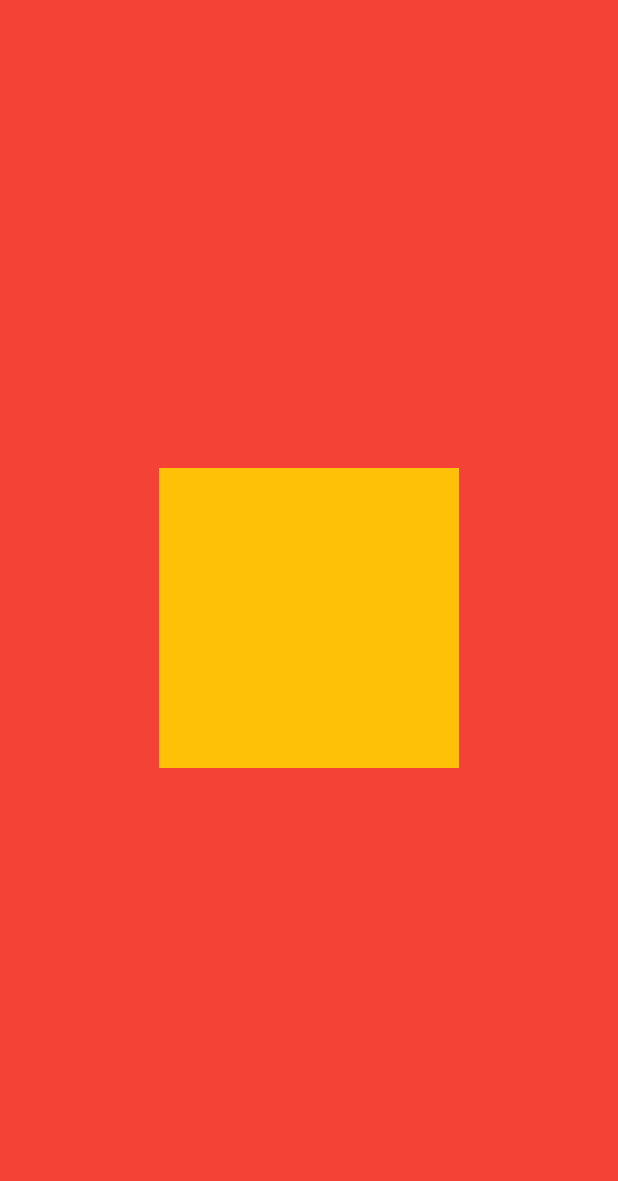
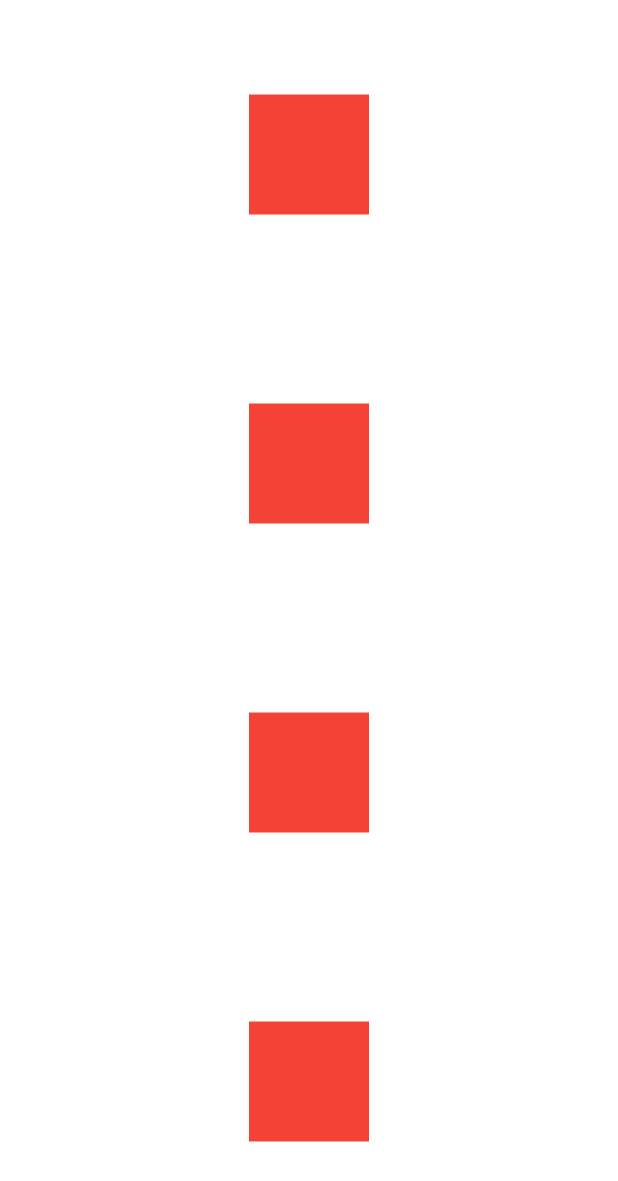
Before and after one commit to ThomasEcalle/al_1_flutter, a Flutter app: the screen it shows after launch, on a phone screen of 412 x 824 dp. Shown: the top 1181 px of the screen. Run offline on Flutter 3.47's test engine with Material 2 defaults, Android fonts, the light colour scheme and no system bars.

Commit message:
WIP on layouts

```diff
--- a/lib/main.dart
+++ b/lib/main.dart
@@ -1,4 +1,5 @@
 import 'package:al_1/ui/home_screen/home_screen.dart';
+import 'package:al_1/ui/layouts/layouts.dart';
 import 'package:al_1/ui/settings/settings_screen.dart';
 import 'package:al_1/ui/stateful_exercises/three/three.dart';
 import 'package:al_1/ui/stateful_exercises/two/two.dart';
@@ -24,7 +25,7 @@ class MyApp extends StatelessWidget {
           ),
         ),
       ),
-      home: const Three(),
+      home: const Layouts(),
     );
   }
 }
--- /dev/null
+++ b/lib/ui/layouts/layouts.dart
@@ -0,0 +1,31 @@
+import 'package:flutter/material.dart';
+
+class Layouts extends StatelessWidget {
+  const Layouts({Key? key}) : super(key: key);
+
+  @override
+  Widget build(BuildContext context) {
+    return Column(
+      mainAxisAlignment: MainAxisAlignment.spaceAround,
+      children: const [
+        RedSquare(),
+        RedSquare(),
+        RedSquare(),
+        RedSquare(),
+      ],
+    );
+  }
+}
+
+class RedSquare extends StatelessWidget {
+  const RedSquare({Key? key}) : super(key: key);
+
+  @override
+  Widget build(BuildContext context) {
+    return Container(
+      height: 80,
+      width: 80,
+      color: Colors.red,
+    );
+  }
+}
```
